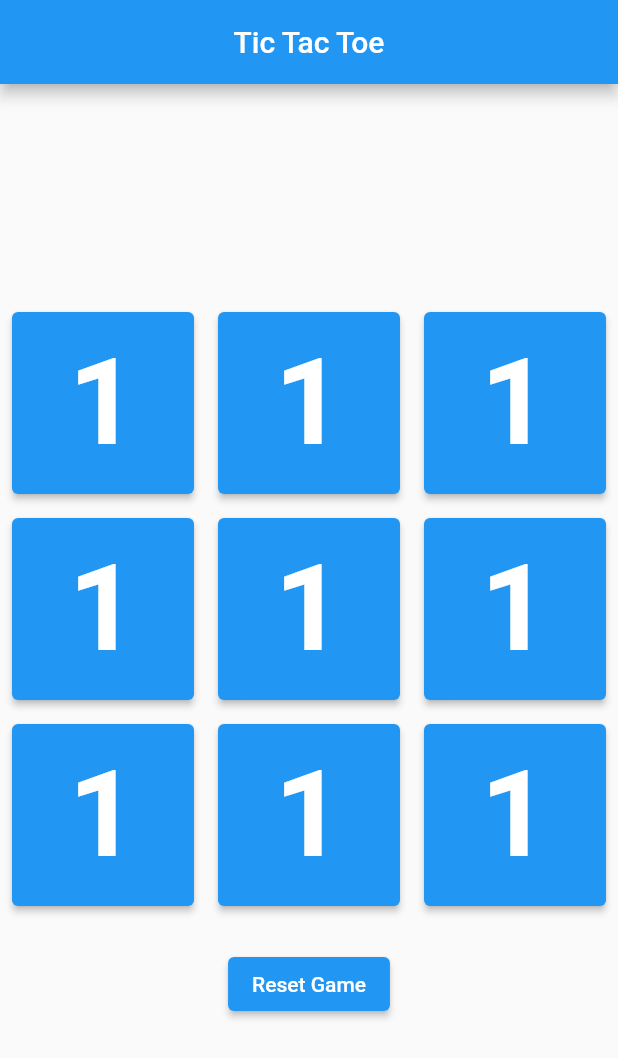
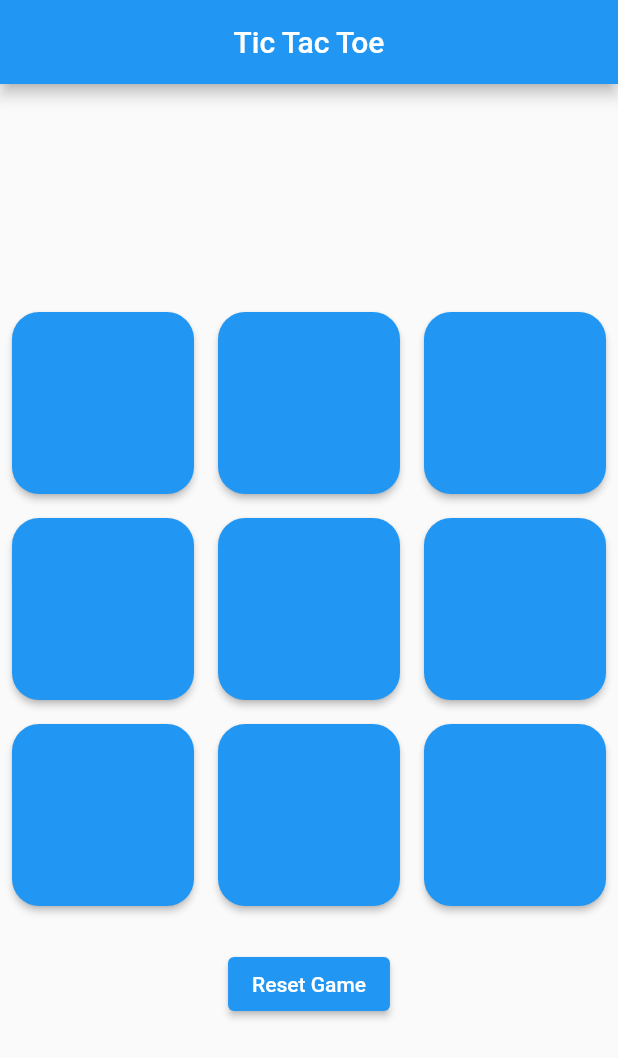
Before and after one commit to Shree-77/TicTacToe, a Flutter app: the screen it shows after launch, on a phone screen of 412 x 824 dp. Shown: the top 1058 px of the screen. Run offline on Flutter 3.47's test engine with Material 2 defaults, Android fonts, the phone set to English and light mode, and no system bars.

Commit message:
Made some Changes

```diff
--- a/lib/main.dart
+++ b/lib/main.dart
@@ -10,10 +10,10 @@ class TicTacToe extends StatefulWidget {
 }
 
 class _TicTacToeState extends State<TicTacToe> {
-  List<String> game = List.filled(9, "1");
+  List<String> game = List.filled(9, " ");
   String player1 = "X";
   String player2 = "O";
-  String currentPlayer = "";
+  String currentPlayer = " ";
 
   void handleMove(int index) {
 
@@ -74,6 +74,12 @@ class _TicTacToeState extends State<TicTacToe> {
               return Padding(
                 padding: const EdgeInsets.all(8.0),
                 child: ElevatedButton(
+                  style: ButtonStyle(shape:MaterialStateProperty.all<RoundedRectangleBorder>
+                    (RoundedRectangleBorder(
+                    borderRadius: BorderRadius.circular(18.0),
+                  )
+                  )
+                  ),
                   onPressed: () => {
                     setState(
                       () {
```
